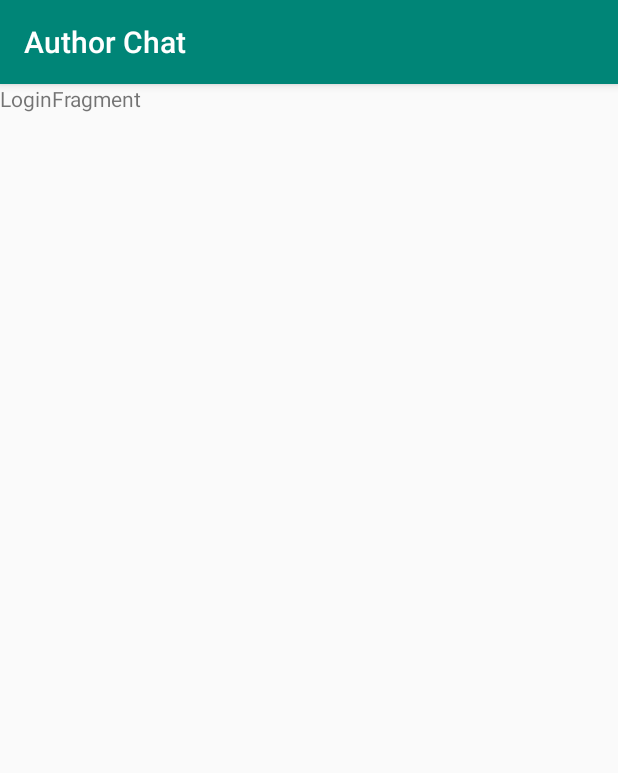
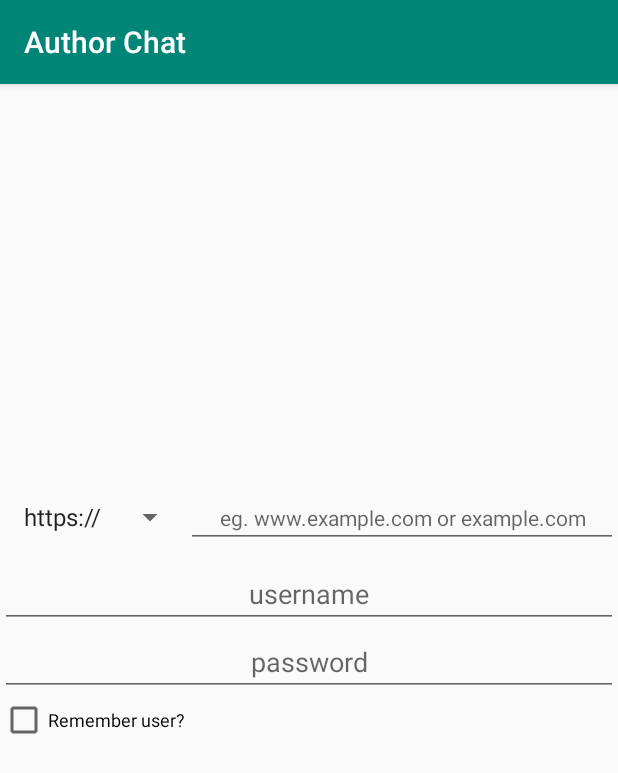
Before and after one commit to Pantsoffski/AuthorChatForAndroid, an Android app: the LoginFragment screen opened through its navigation route, on a phone screen of 412 x 824 dp. Shown: the top 773 px of the screen. Run offline under Robolectric (Android 15) with nearby library versions, the phone set to English and light mode, and no system bars; libraries missing offline, so code that uses them is left out: com.facebook.stetho; 5 statements that could not run were skipped.

Commit message:
Developing project.

```diff
--- a/app/src/main/java/pl/ordin/authorchat/main/login/LoginViewModel.kt
+++ b/app/src/main/java/pl/ordin/authorchat/main/login/LoginViewModel.kt
@@ -3,5 +3,7 @@ package pl.ordin.authorchat.main.login
 import androidx.lifecycle.ViewModel;
 
 class LoginViewModel : ViewModel() {
-    // TODO: Implement the ViewModel
+    fun saveLoginData() {
+        //todo
+    }
 }
--- a/app/src/main/res/layout/login_fragment.xml
+++ b/app/src/main/res/layout/login_fragment.xml
@@ -1,14 +1,79 @@
 <?xml version="1.0" encoding="utf-8"?>
-<FrameLayout
+<androidx.constraintlayout.widget.ConstraintLayout
         xmlns:android="http://schemas.android.com/apk/res/android"
+        xmlns:app="http://schemas.android.com/apk/res-auto"
         xmlns:tools="http://schemas.android.com/tools"
         android:layout_width="match_parent"
         android:layout_height="match_parent"
         tools:context=".main.login.LoginFragment">
 
-    <TextView
-            android:layout_width="match_parent"
-            android:layout_height="match_parent"
-            android:text="LoginFragment"/>
+    <!-- region Login Form -->
 
-</FrameLayout>
+    <LinearLayout
+            android:orientation="vertical"
+            android:layout_width="wrap_content"
+            android:layout_height="wrap_content" android:layout_marginTop="8dp"
+            app:layout_constraintTop_toTopOf="parent" app:layout_constraintEnd_toEndOf="parent"
+            android:layout_marginEnd="8dp" app:layout_constraintStart_toStartOf="parent"
+            android:layout_marginStart="8dp" android:layout_marginBottom="8dp"
+            app:layout_constraintBottom_toBottomOf="parent">
+        <LinearLayout
+                android:orientation="horizontal"
+                android:layout_width="wrap_content"
+                android:layout_height="wrap_content"
+                android:layout_marginBottom="8dp"
+                android:layout_marginStart="8dp">
+            <Spinner
+                    android:layout_width="wrap_content"
+                    android:layout_height="wrap_content"
+                    android:entries="@array/login_spinner_url_prefix"
+                    android:id="@+id/urlPrefixSpinner"
+            />
+            <EditText
+                    android:layout_width="wrap_content"
+                    android:layout_height="wrap_content"
+                    android:inputType="textUri"
+                    android:hint="@string/login_website_address_placeholder"
+                    android:ems="20"
+                    android:id="@+id/websiteAddress"
+                    android:textSize="14sp"
+                    android:textAlignment="center"/>
+        </LinearLayout>
+        <EditText
+                android:layout_width="match_parent"
+                android:layout_height="wrap_content"
+                android:inputType="textPersonName"
+                android:hint="@string/login_username_placeholder"
+                android:ems="15"
+                android:id="@+id/username"
+                android:textSize="18sp"
+                android:textAlignment="center"/>
+        <EditText
+                android:layout_width="match_parent"
+                android:layout_height="wrap_content"
+                android:inputType="textPassword"
+                android:hint="@string/login_password_placeholder"
+                android:ems="15"
+                android:id="@+id/password"
+                android:textSize="18sp"
+                android:textAlignment="center"/>
+        <CheckBox
+                android:text="@string/login_checkbox_text"
+                android:layout_width="match_parent"
+                android:layout_height="wrap_content"
+                android:id="@+id/rememberUserCheckBox"
+                android:textSize="12sp"/>
+        <Button
+                android:text="@string/login_button_sign_in"
+                android:layout_width="match_parent"
+                android:layout_height="wrap_content"
+                android:id="@+id/signInButton"
+                style="@style/AuthorChat.Widget.Button.TurquoiseBlue"
+                android:textAllCaps="true"
+                android:padding="16dp"
+                android:textSize="20sp"/>
+    </LinearLayout>
+
+    <!-- endregion -->
+
+</androidx.constraintlayout.widget.ConstraintLayout>
--- a/app/src/main/res/values/strings.xml
+++ b/app/src/main/res/values/strings.xml
@@ -1,3 +1,23 @@
 <resources>
+
+    <!-- region Common -->
+
     <string name="app_name">Author Chat</string>
+
+    <!-- endregion -->
+
+    <!-- region Login -->
+
+    <string name="login_button_sign_in">Sign In</string>
+    <string name="login_username_placeholder">username</string>
+    <string name="login_password_placeholder">password</string>
+    <string name="login_checkbox_text">Remember user?</string>
+    <string name="login_website_address_placeholder">eg. www.example.com or example.com</string>
+
+    <string-array name="login_spinner_url_prefix">
+        <item>https://</item>
+        <item>http://</item>
+    </string-array>
+
+    <!-- endregion -->
 </resources>
--- a/app/src/main/res/values/styles.xml
+++ b/app/src/main/res/values/styles.xml
@@ -8,4 +8,17 @@
         <item name="colorAccent">@color/colorAccent</item>
     </style>
 
+    <!-- region Button -->
+
+    <style name="AuthorChat.Widget.Button" parent="Widget.MaterialComponents.Button"/>
+
+    <style name="AuthorChat.Widget.Button.TurquoiseBlue">
+        <item name="backgroundTintMode">src_in</item>
+        <item name="backgroundTint">@color/turquoiseBlue</item>
+        <item name="android:textColor">@color/white</item>
+        <item name="rippleColor">@color/whiteAlpha10</item>
+    </style>
+
+    <!-- endregion -->
+
 </resources>
--- a/data/src/main/java/pl/ordin/data/network/apiservice/WordpressApi.kt
+++ b/data/src/main/java/pl/ordin/data/network/apiservice/WordpressApi.kt
@@ -7,19 +7,24 @@ import retrofit2.http.Query
 
 interface WordpressApi {
 
-    //region Wordpress
+    //region Wordpress REST
 
     @POST("wp-json/author-chat/v2/chat")
-    fun getChat(
+    fun getMessages(
+        @Query("function") function: String,
         @Query("msg") msg: String,
         @Query("l") login: String,
-        @Query("p") password: String
+        @Query("p") password: String,
+        @Query("room") room: Int
     ): LiveData<ApiResponse<Result>>
 
     data class Result(
         val nick: List<String>,
         val msg: List<String>,
-        val date: List<String>
+        val date: List<String>,
+        val room: List<Int>,
+        val ver: String,
+        val sec: Boolean
     )
 
     //endregion
--- a/data/src/main/java/pl/ordin/data/network/http/HttpModule.kt
+++ b/data/src/main/java/pl/ordin/data/network/http/HttpModule.kt
@@ -1,5 +1,6 @@
 package pl.ordin.data.network.http
 
+import com.facebook.stetho.okhttp3.StethoInterceptor
 import dagger.Module
 import dagger.Provides
 import okhttp3.OkHttpClient
@@ -41,6 +42,7 @@ class HttpModule {
         val logging = HttpLoggingInterceptor()
         logging.level = HttpLoggingInterceptor.Level.BODY
         return OkHttpClient.Builder()
+            .addNetworkInterceptor(StethoInterceptor())
             .addInterceptor(logging)
             .build()
     }
```
Also changed, not shown: app/src/main/java/pl/ordin/authorchat/main/MainActivity.kt (+5 -2 lines), app/src/main/java/pl/ordin/authorchat/main/login/LoginFragment.kt (+12 -1 lines), app/src/main/res/values/colors.xml (+43 -0 lines).
